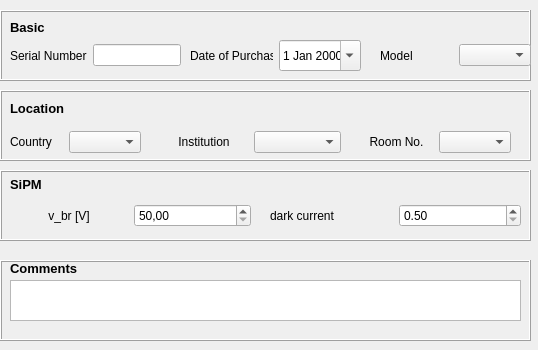
MichalRK19780524/QtDbGuiPrototypeCmake2, file wizard/addsipmbasicpage.ui: the form before one commit.
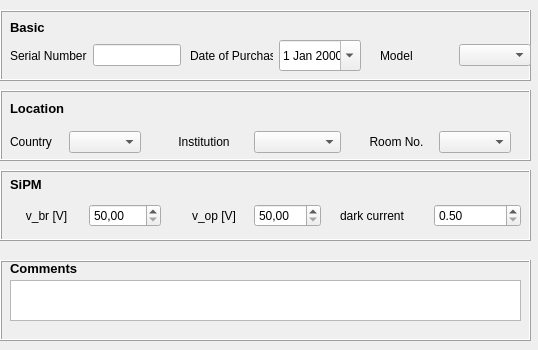
The form after the commit.

Patch:
```diff
--- a/wizard/addsipmbasicpage.ui
+++ b/wizard/addsipmbasicpage.ui
@@ -256,7 +256,7 @@
      <rect>
       <x>10</x>
       <y>30</y>
-      <width>241</width>
+      <width>151</width>
       <height>31</height>
      </rect>
     </property>
@@ -292,9 +292,9 @@
    <widget class="QWidget" name="layoutWidget_11">
     <property name="geometry">
      <rect>
-      <x>270</x>
+      <x>340</x>
       <y>30</y>
-      <width>251</width>
+      <width>181</width>
       <height>31</height>
      </rect>
     </property>
@@ -343,6 +343,44 @@
      <string>SiPM</string>
     </property>
    </widget>
+   <widget class="QWidget" name="layoutWidget_10">
+    <property name="geometry">
+     <rect>
+      <x>180</x>
+      <y>30</y>
+      <width>141</width>
+      <height>31</height>
+     </rect>
+    </property>
+    <layout class="QHBoxLayout" name="horizontalLayout_purchaseDate_3">
+     <item>
+      <widget class="QLabel" name="label_vBrFrom_2">
+       <property name="text">
+        <string>v_op [V]</string>
+       </property>
+       <property name="alignment">
+        <set>Qt::AlignCenter</set>
+       </property>
+      </widget>
+     </item>
+     <item>
+      <widget class="QDoubleSpinBox" name="doubleSpinBox_vOp">
+       <property name="locale">
+        <locale language="Polish" country="Poland"/>
+       </property>
+       <property name="minimum">
+        <double>50.000000000000000</double>
+       </property>
+       <property name="maximum">
+        <double>69.989999999999995</double>
+       </property>
+       <property name="singleStep">
+        <double>0.100000000000000</double>
+       </property>
+      </widget>
+     </item>
+    </layout>
+   </widget>
   </widget>
   <widget class="QFrame" name="frame">
    <property name="geometry">
```
